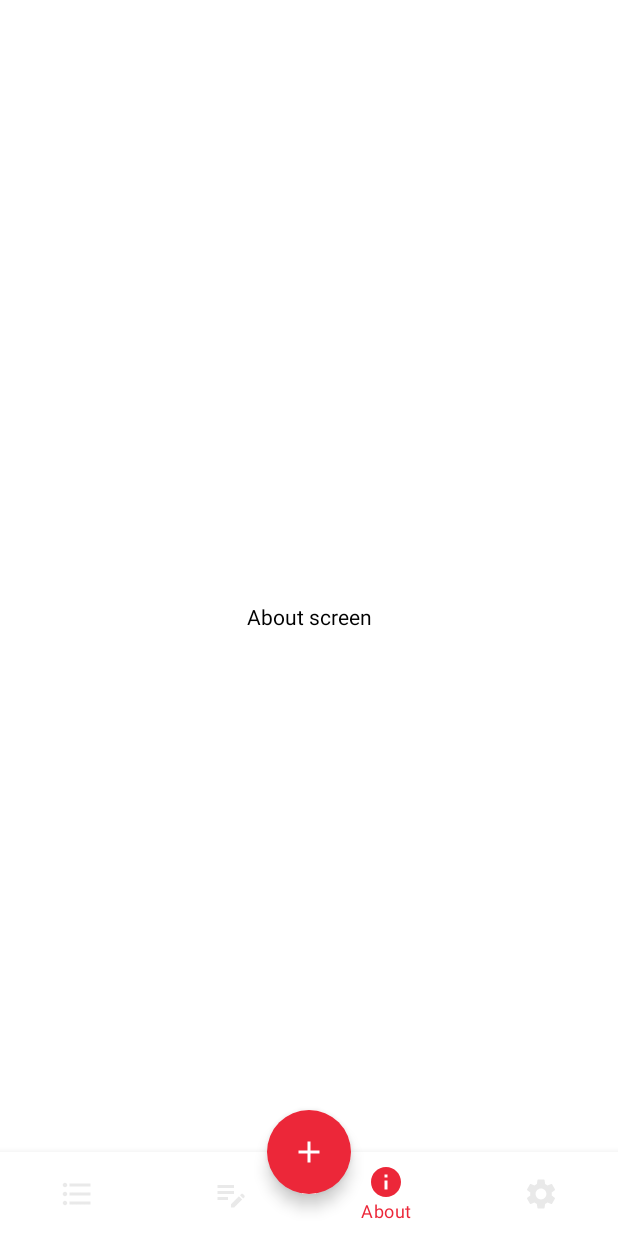
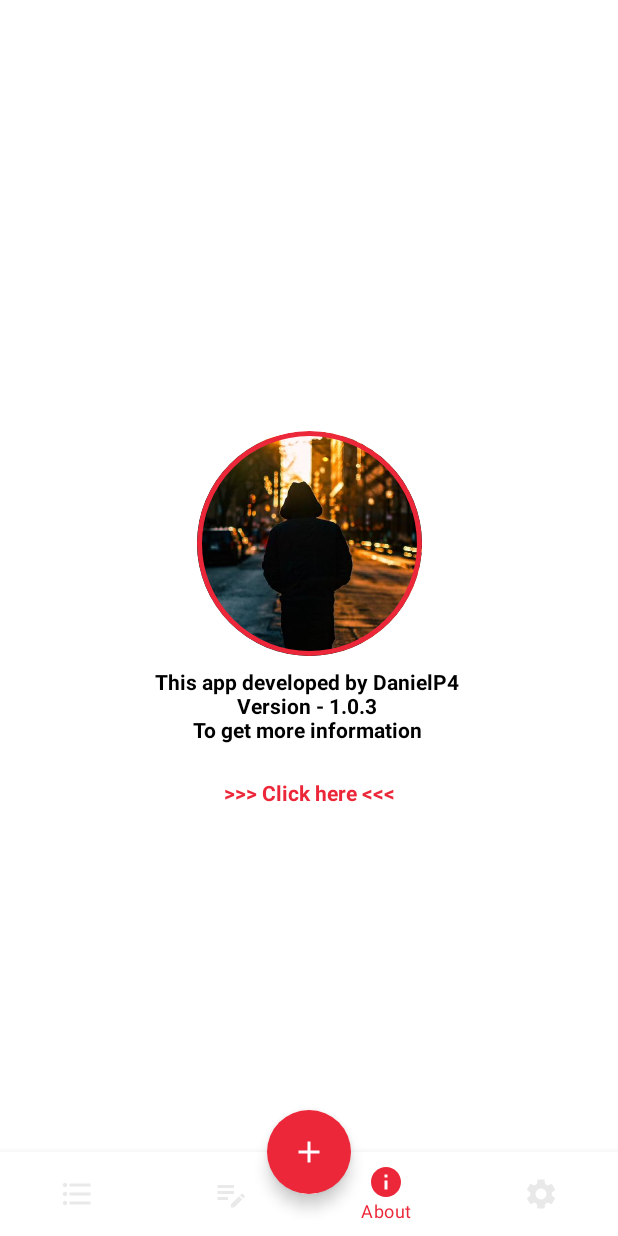
Before and after one commit to DenielP4/ShoppingList, an Android app built with Jetpack Compose: the AboutScreen screen opened through its navigation route, on a phone screen of 412 x 824 dp. Run offline under Robolectric (Android 15) with nearby library versions, the phone set to English and light mode, and no system bars; our stand-ins replace Dagger/Hilt's generated code.

Commit message:
AboutScreen + LocalDataTime

```diff
--- a/app/src/main/java/com/example/shoppinglist/about_screen/AboutScreen.kt
+++ b/app/src/main/java/com/example/shoppinglist/about_screen/AboutScreen.kt
@@ -1,19 +1,75 @@
 package com.example.shoppinglist.about_screen
 
+import android.widget.ImageView
+import androidx.compose.foundation.BorderStroke
+import androidx.compose.foundation.Image
+import androidx.compose.foundation.background
+import androidx.compose.foundation.border
+import androidx.compose.foundation.clickable
+import androidx.compose.foundation.layout.Arrangement
+import androidx.compose.foundation.layout.Box
+import androidx.compose.foundation.layout.Column
+import androidx.compose.foundation.layout.Spacer
 import androidx.compose.foundation.layout.fillMaxSize
+import androidx.compose.foundation.layout.height
+import androidx.compose.foundation.layout.padding
+import androidx.compose.foundation.layout.size
 import androidx.compose.foundation.layout.wrapContentHeight
 import androidx.compose.foundation.layout.wrapContentWidth
+import androidx.compose.foundation.shape.CircleShape
+import androidx.compose.material.Icon
 import androidx.compose.material.Text
 import androidx.compose.runtime.Composable
+import androidx.compose.ui.Alignment
 import androidx.compose.ui.Modifier
+import androidx.compose.ui.draw.clip
+import androidx.compose.ui.draw.shadow
+import androidx.compose.ui.layout.ContentScale
+import androidx.compose.ui.platform.LocalUriHandler
+import androidx.compose.ui.res.painterResource
+import androidx.compose.ui.text.font.FontWeight
+import androidx.compose.ui.text.style.TextAlign
+import androidx.compose.ui.tooling.preview.Preview
+import androidx.compose.ui.unit.dp
+import com.example.shoppinglist.R
+import com.example.shoppinglist.ui.theme.RedLight
 
 @Composable
 fun AboutScreen() {
-    Text(
-        text = "About screen",
-        modifier = Modifier
-            .fillMaxSize()
-            .wrapContentWidth()
-            .wrapContentHeight()
-    )
+
+    val uriHandler = LocalUriHandler.current
+
+    Column(
+        modifier = Modifier.fillMaxSize(),
+        horizontalAlignment = Alignment.CenterHorizontally,
+        verticalArrangement = Arrangement.Center
+    ) {
+        Image(
+            painter = painterResource(id = R.drawable.logo),
+            contentDescription = "Logo",
+            contentScale = ContentScale.Crop,
+            modifier = Modifier
+                .size(150.dp)
+                .clip(CircleShape)
+                .border(BorderStroke(color = RedLight, width = 3.dp), shape = CircleShape)
+        )
+        Spacer(modifier = Modifier.height(10.dp))
+        Text(
+            text = "This app developed by DanielP4 \n" +
+                    "Version - 1.0.3 \n" +
+                    "To get more information \n",
+            textAlign = TextAlign.Center,
+            fontWeight = FontWeight.Bold
+        )
+        Text(
+            text = ">>> Click here <<<",
+            modifier = Modifier
+                .padding(top = 10.dp)
+                .clickable {
+                    uriHandler.openUri("https://github.com/DenielP4")
+                },
+            color = RedLight,
+            fontWeight = FontWeight.Bold
+        )
+    }
 }
--- a/app/src/main/java/com/example/shoppinglist/main_screen/MainScreenViewModel.kt
+++ b/app/src/main/java/com/example/shoppinglist/main_screen/MainScreenViewModel.kt
@@ -11,6 +11,7 @@ import com.example.shoppinglist.dialog.DialogEvent
 import com.example.shoppinglist.shopping_list_screen.ShoppingListEvent
 import com.example.shoppinglist.utils.Routes
 import com.example.shoppinglist.utils.UiEvent
+import com.example.shoppinglist.utils.getCurrentTime
 import dagger.hilt.android.lifecycle.HiltViewModel
 import kotlinx.coroutines.channels.Channel
 import kotlinx.coroutines.flow.receiveAsFlow
@@ -46,7 +47,7 @@ class MainScreenViewModel @Inject constructor(
                         ShoppingListItem(
                             null,
                             editableText.value,
-                            "12/12/2023 13:00",
+                            getCurrentTime(),
                             0,
                             0
                         )
--- a/app/src/main/java/com/example/shoppinglist/new_note_screen/NewNoteViewModel.kt
+++ b/app/src/main/java/com/example/shoppinglist/new_note_screen/NewNoteViewModel.kt
@@ -9,6 +9,7 @@ import androidx.lifecycle.viewModelScope
 import com.example.shoppinglist.data.NoteItem
 import com.example.shoppinglist.data.NoteItemRepository
 import com.example.shoppinglist.utils.UiEvent
+import com.example.shoppinglist.utils.getCurrentTime
 import dagger.hilt.android.lifecycle.HiltViewModel
 import kotlinx.coroutines.channels.Channel
 import kotlinx.coroutines.flow.receiveAsFlow
@@ -62,7 +63,7 @@ class NewNoteViewModel @Inject constructor(
                             noteItem?.id,
                             title,
                             description,
-                            "12/12/2023 13:00"
+                            noteItem?.time ?: getCurrentTime()
                         )
                     )
                     sendUiEvent(UiEvent.PopBackStack)
--- a/app/src/main/java/com/example/shoppinglist/shopping_list_screen/ShoppingListViewModel.kt
+++ b/app/src/main/java/com/example/shoppinglist/shopping_list_screen/ShoppingListViewModel.kt
@@ -9,6 +9,7 @@ import com.example.shoppinglist.data.ShoppingListRepository
 import com.example.shoppinglist.dialog.DialogEvent
 import com.example.shoppinglist.dialog.DialogController
 import com.example.shoppinglist.utils.UiEvent
+import com.example.shoppinglist.utils.getCurrentTime
 import dagger.hilt.android.lifecycle.HiltViewModel
 import kotlinx.coroutines.channels.Channel
 import kotlinx.coroutines.flow.receiveAsFlow
@@ -44,7 +45,7 @@ class ShoppingListViewModel @Inject constructor(
                         ShoppingListItem(
                             listItem?.id,
                             editableText.value,
-                            "12/12/2023 13:00",
+                            listItem?.time ?: getCurrentTime(),
                             listItem?.allItemsCount ?: 0,
                             listItem?.selectedItemsCount ?: 0
                         )
--- a/app/src/main/java/com/example/shoppinglist/shopping_list_screen/UIShoppingListItem.kt
+++ b/app/src/main/java/com/example/shoppinglist/shopping_list_screen/UIShoppingListItem.kt
@@ -31,6 +31,8 @@ import com.example.shoppinglist.ui.theme.DarkText
 import com.example.shoppinglist.ui.theme.DeleteColor
 import com.example.shoppinglist.ui.theme.EditColor
 import com.example.shoppinglist.ui.theme.LightText
+import com.example.shoppinglist.ui.theme.RedLight
+import com.example.shoppinglist.utils.ProgressHelper
 import com.example.shoppinglist.utils.Routes
 
 @Composable
@@ -84,7 +86,8 @@ fun UiShoppingListItem(
                     modifier = Modifier
                         .fillMaxWidth()
                         .padding(top = 5.dp),
-                    progress = 0.5f
+                    progress = ProgressHelper.getProgress(item.allItemsCount, item.selectedItemsCount),
+                    color = RedLight
                 )
             }
         }
```
Also changed, not shown: app/src/main/java/com/example/shoppinglist/utils/Extensions.kt (added, +13 -0 lines), app/src/main/java/com/example/shoppinglist/utils/ProgressHelper.kt (added, +7 -0 lines), app/src/main/res/drawable/logo.jpg (added).
